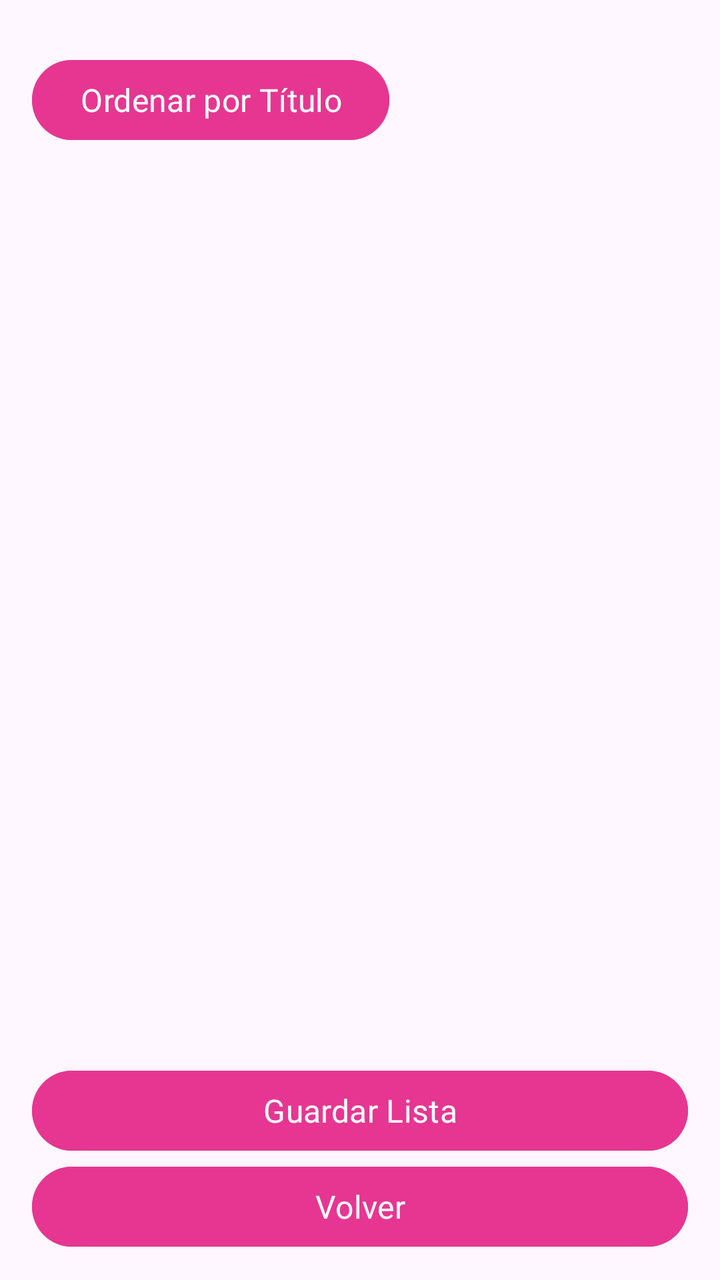
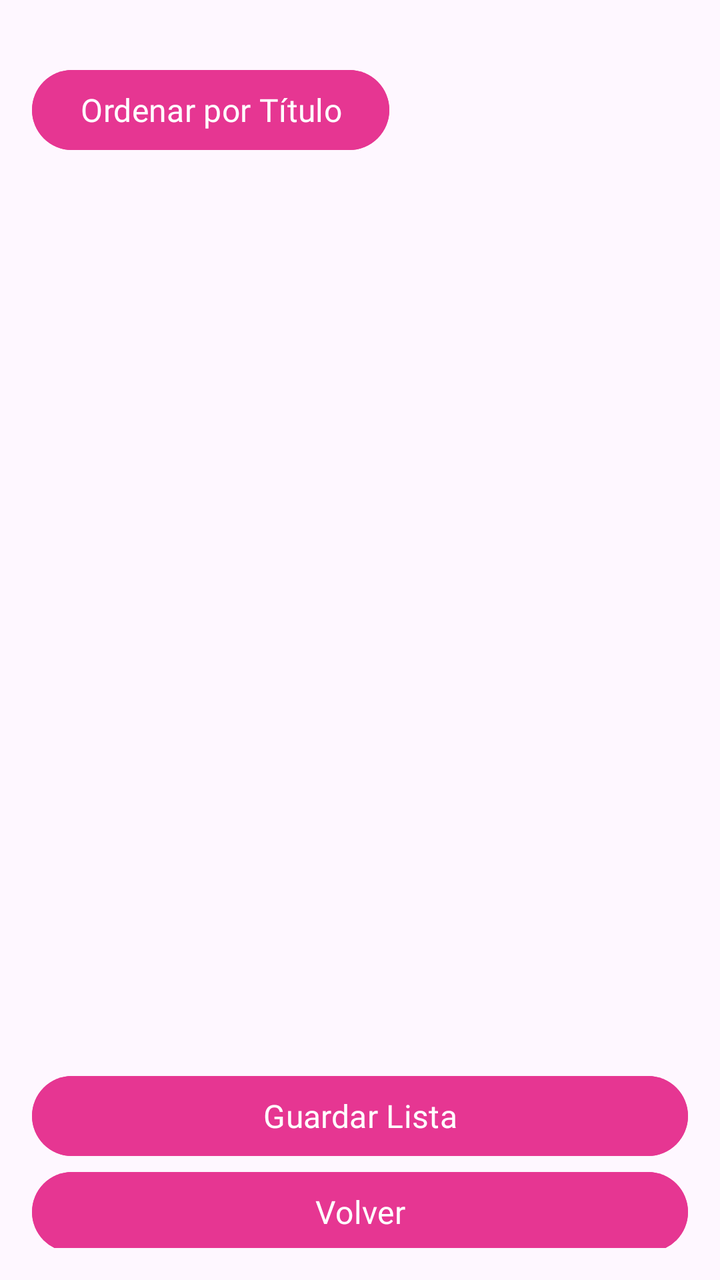

Before-and-after screenshots of an Android layout around one commit, followed by the original layout XML and the change that was made.
<!-- AndroidManifest.xml: application theme Theme.POO4_2P_BOZZA_REYES -->
<!-- res/layout/activity_tablero.xml -->
<?xml version="1.0" encoding="utf-8"?>
<LinearLayout xmlns:android="http://schemas.android.com/apk/res/android"
    xmlns:app="http://schemas.android.com/apk/res-auto"
    android:layout_width="match_parent"
    android:layout_height="match_parent"
    android:orientation="vertical"
    android:padding="16dp">

    <TextView
        android:id="@+id/textView6"
        android:layout_width="match_parent"
        android:layout_height="76dp"
        android:layout_weight="1"
        android:fontFamily="@font/balsamiq_sans_bold"
        android:text="Tablero Comunicados"
        android:textColor="#CE156F"
        android:textSize="29sp"
        android:textStyle="bold" />
    <Space
        android:layout_width="match_parent"
        android:layout_height="10dp" />

    <Button
        android:id="@+id/btnOrdenar"
        android:layout_width="wrap_content"
        android:layout_height="wrap_content"
        android:backgroundTint="#E63692"
        android:fontFamily="@font/balsamiq_sans"
        android:text="Ordenar por Título"
        android:textColor="#FFFFFF"
        android:textSize="16sp" />

    <ScrollView
        android:layout_width="match_parent"
        android:layout_height="537dp"
        android:layout_weight="1"
        android:backgroundTint="@color/material_dynamic_primary10"
        android:foregroundTint="@color/material_dynamic_primary10">

        <TableLayout
            android:id="@+id/tablaComunicados"
            android:fontFamily="@font/balsamiq_sans"
            android:layout_width="match_parent"
            android:layout_height="wrap_content"
            android:stretchColumns="0,1" />
    </ScrollView>

    <Button
        android:id="@+id/btnGuardar"
        android:layout_width="match_parent"
        android:layout_height="wrap_content"
        android:backgroundTint="#E63692"
        android:fontFamily="@font/balsamiq_sans"
        android:foregroundTint="@color/material_dynamic_primary10"
        android:text="Guardar Lista"
        android:textColor="@color/white"
        android:textSize="16sp" />

    <Button
        android:id="@+id/btnVolver"
        android:layout_width="match_parent"
        android:layout_height="wrap_content"
        android:backgroundTint="#E63692"
        android:fontFamily="@font/balsamiq_sans"
        android:text="Volver"
        android:textColor="#FFFFFF"
        android:textSize="16sp" />
</LinearLayout>
<!-- resources referenced by this layout -->
<resources>
  <color name="white">#FFFFFFFF</color>
  <style name="Theme.POO4_2P_BOZZA_REYES" parent="Base.Theme.POO4_2P_BOZZA_REYES" />
  <style name="Base.Theme.POO4_2P_BOZZA_REYES" parent="Theme.Material3.DayNight.NoActionBar">
          
          
      </style>
</resources>

<!-- the commit's change to res/layout/activity_tablero.xml (unified diff, before → after) -->
@@ -13,12 +13,13 @@
         android:layout_weight="1"
         android:fontFamily="@font/balsamiq_sans_bold"
         android:text="Tablero Comunicados"
-        android:textColor="#CE156F"
+        android:textColor="#971952"
         android:textSize="29sp"
         android:textStyle="bold" />
+
     <Space
         android:layout_width="match_parent"
-        android:layout_height="10dp" />
+        android:layout_height="15dp" />
 
     <Button
         android:id="@+id/btnOrdenar"
